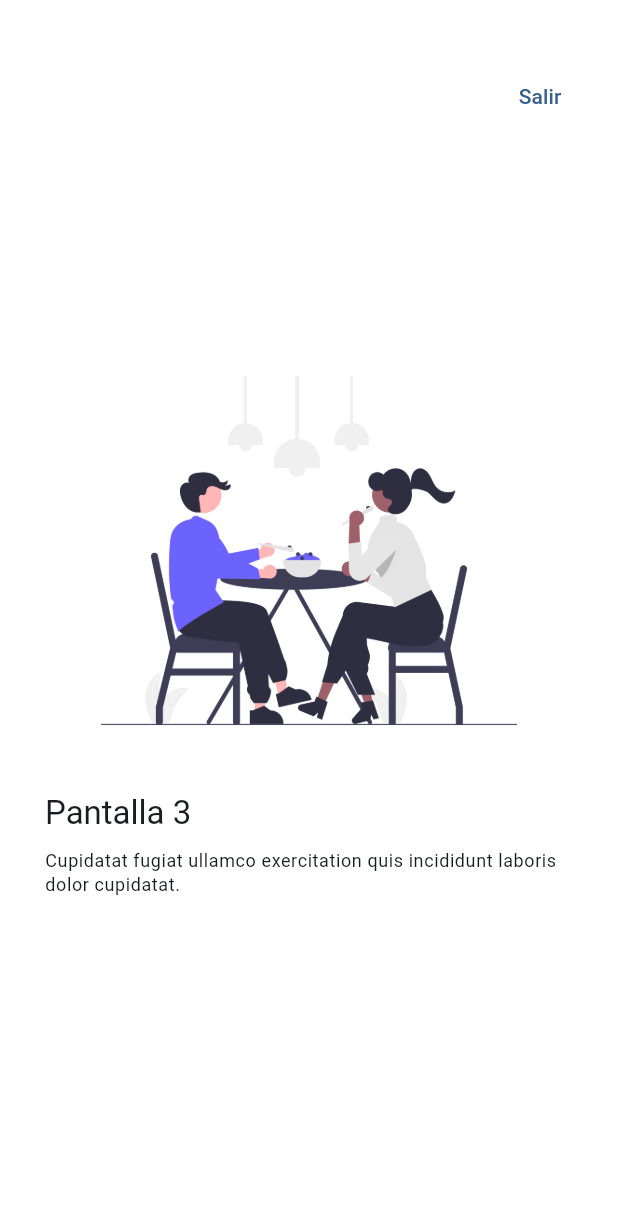
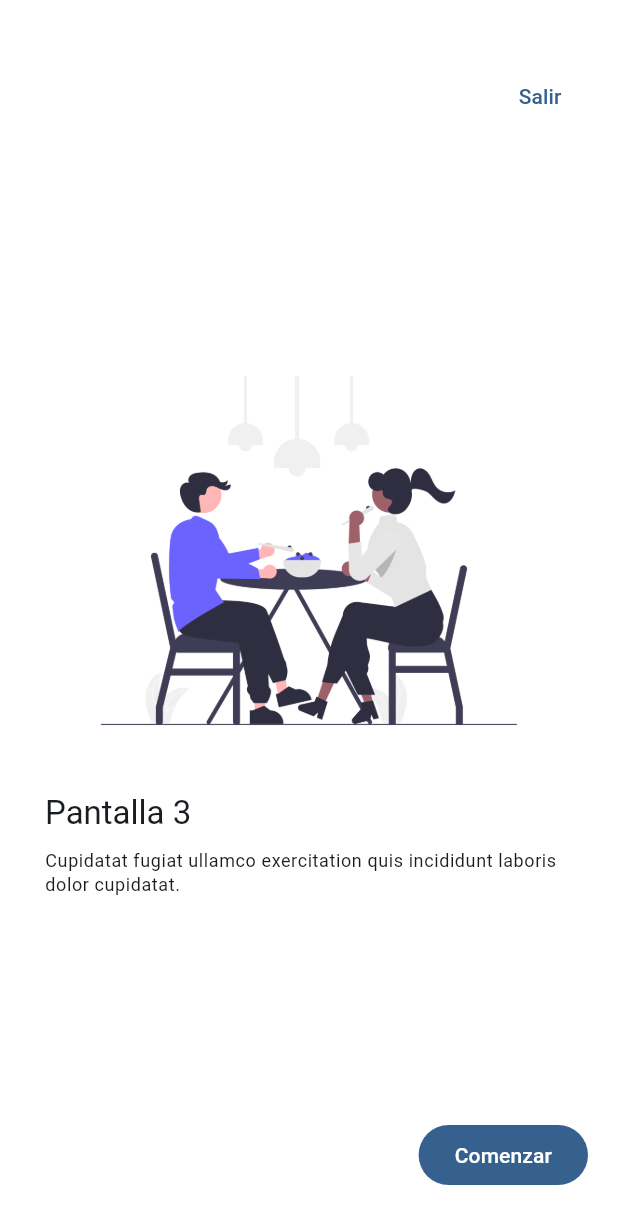
Before and after one commit to OmarACY/widgets_app, a Flutter app: the AppTutorialScreen screen opened by its route, swiped to page 3, on a phone screen of 412 x 824 dp. Shown: the top 1224 px of the screen. Run offline on Flutter 3.47's test engine with Material 3 defaults, Android fonts, the phone set to English and light mode, and no system bars; our stand-ins replace animate_do, go_router.

```diff
--- a/lib/presentation/screens/app_tutorial/app_tutorial_screen.dart
+++ b/lib/presentation/screens/app_tutorial/app_tutorial_screen.dart
@@ -1,3 +1,4 @@
+import 'package:animate_do/animate_do.dart';
 import 'package:flutter/material.dart';
 import 'package:go_router/go_router.dart';
 import 'package:widgets_app/config/router/app_router.dart';
@@ -14,11 +15,11 @@ class SlideInfo {
   });
 }
 
-
 final slides = <SlideInfo>[
   const SlideInfo(
     title: 'Bienvenido a la aplicación',
-    caption: 'Esta es una aplicación de ejemplo para mostrar las capacidades de Flutter',
+    caption:
+        'Esta es una aplicación de ejemplo para mostrar las capacidades de Flutter',
     imageUrl: 'assets/images/1.png',
   ),
   const SlideInfo(
@@ -28,17 +29,45 @@ final slides = <SlideInfo>[
   ),
   const SlideInfo(
     title: 'Pantalla 3',
-    caption: 'Cupidatat fugiat ullamco exercitation quis incididunt laboris dolor cupidatat.',
+    caption:
+        'Cupidatat fugiat ullamco exercitation quis incididunt laboris dolor cupidatat.',
     imageUrl: 'assets/images/3.png',
   ),
 ];
 
-
-class AppTutorialScreen extends StatelessWidget {
-
+class AppTutorialScreen extends StatefulWidget {
   static const String name = 'app_tutorial_screen';
 
   const AppTutorialScreen({super.key});
+
+  @override
+  State<AppTutorialScreen> createState() => _AppTutorialScreenState();
+}
+
+class _AppTutorialScreenState extends State<AppTutorialScreen> {
+  final PageController pageViewController = PageController();
+  bool isLastPage = false;
+
+  @override
+  void initState() {
+    super.initState();
+
+    pageViewController.addListener(() {
+      //print('${pageViewController.page}');
+      final page = pageViewController.page ?? 0;
+      if (!isLastPage && page >= slides.length - 1.5) {
+        setState(() {
+          isLastPage = true;
+        });
+      }
+    });
+  }
+
+  @override
+  void dispose() {
+    pageViewController.dispose();
+    super.dispose();
+  }
 
   @override
   Widget build(BuildContext context) {
@@ -47,14 +76,27 @@ class AppTutorialScreen extends StatelessWidget {
       body: Stack(
         children: [
           PageView(
+            controller: pageViewController,
             physics: const BouncingScrollPhysics(),
-            children: slides.map((slide) => _Slide(slide.title, slide.caption, slide.imageUrl)).toList(),
+            children: slides
+                .map((slide) =>
+                    _Slide(slide.title, slide.caption, slide.imageUrl))
+                .toList(),
           ),
           Positioned(
               top: 40,
               right: 20,
-            child: TextButton(onPressed: () => context.pop(),
-            child: const Text('Salir'))),
+              child: TextButton(
+                  onPressed: () => context.pop(), child: const Text('Salir'))
+                  ),
+          isLastPage ? Positioned(
+            bottom: 30,
+            right: 20,
+            child: FadeInRight(
+              from: 15,
+              delay: const Duration(milliseconds: 500),
+              child: FilledButton(onPressed: () => context.pop(), child: const Text('Comenzar')))
+            ) : const SizedBox.shrink(),
         ],
       ),
     );
@@ -62,7 +104,6 @@ class AppTutorialScreen extends StatelessWidget {
 }
 
 class _Slide extends StatelessWidget {
-
   final String title;
   final String caption;
   final String imageUrl;
@@ -71,7 +112,6 @@ class _Slide extends StatelessWidget {
 
   @override
   Widget build(BuildContext context) {
-
     final titleStyle = Theme.of(context).textTheme.titleLarge;
     final captionStyle = Theme.of(context).textTheme.bodySmall;
 
--- a/pubspec.yaml
+++ b/pubspec.yaml
@@ -7,6 +7,7 @@ environment:
   sdk: '>=3.0.6 <4.0.0'
 
 dependencies:
+  animate_do: ^3.3.4
   flutter:
     sdk: flutter
   go_router: ^10.1.2
```
Also changed, not shown: pubspec.lock. Lines whose indentation alone changed are shown as unchanged.
